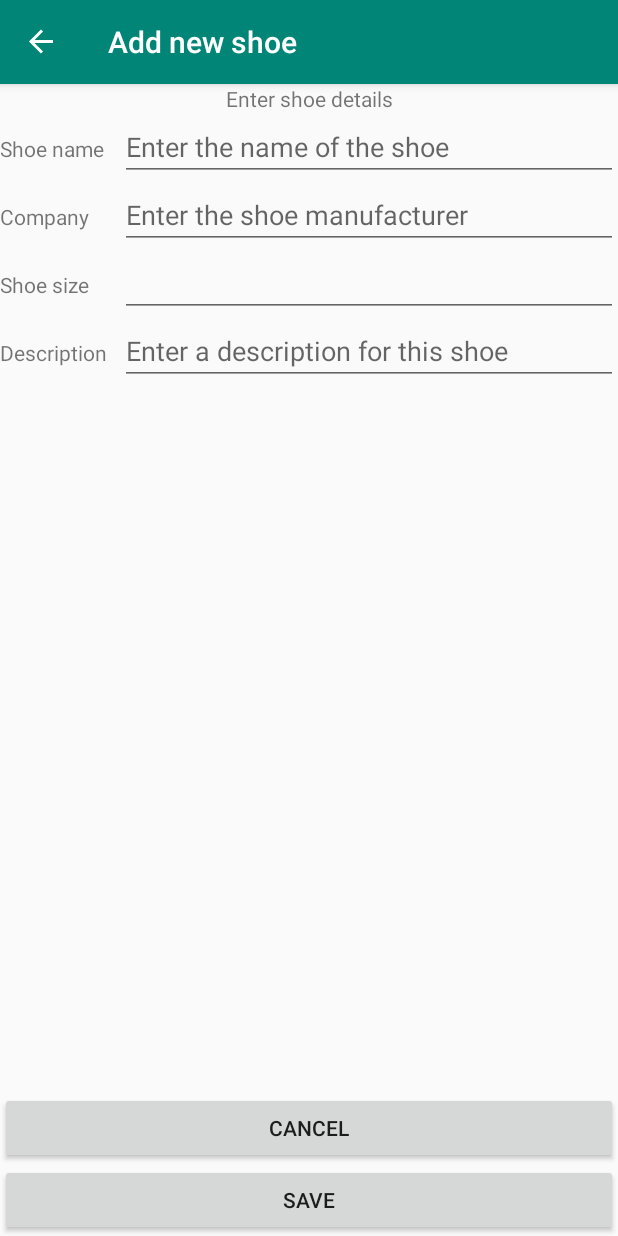
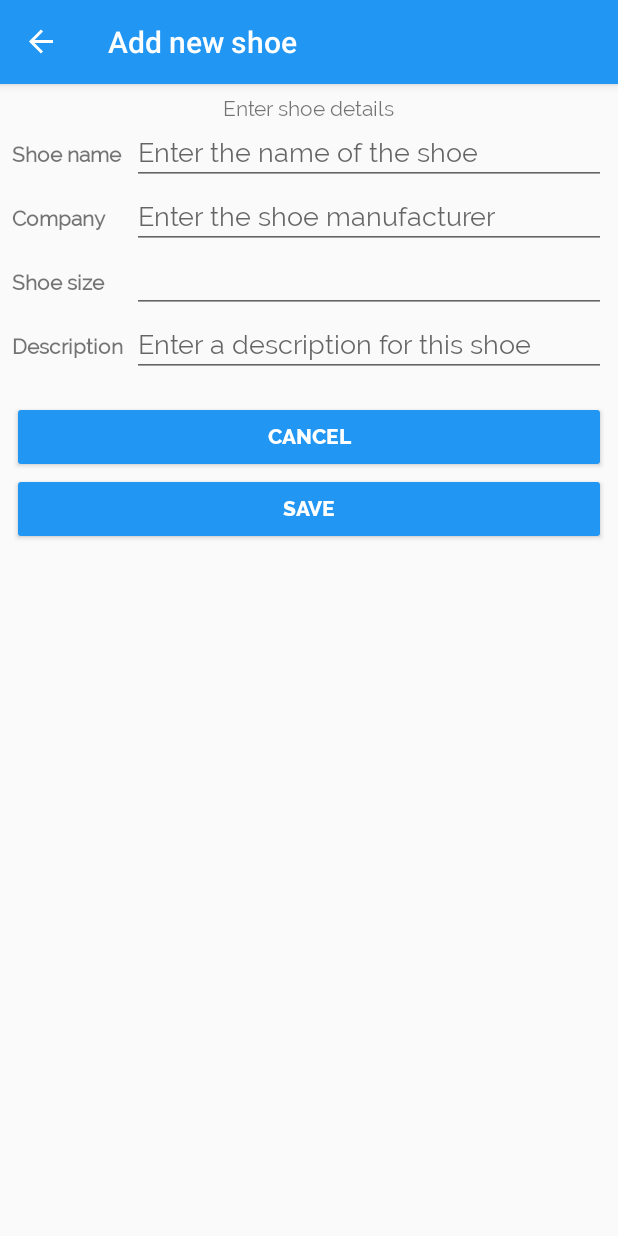
Before and after one commit to gregorl82/Android_ShoeStore, an Android app: the ShoeDetailFragment screen opened through its navigation route, on a phone screen of 412 x 824 dp. Run offline under Robolectric (Android 15) with nearby library versions, the phone set to English and light mode, and no system bars; our stand-ins replace Timber, data binding, navigation-ui.

Commit message:
Updates styling for buttons and field headers

```diff
--- a/app/src/main/java/com/udacity/shoestore/MainActivity.kt
+++ b/app/src/main/java/com/udacity/shoestore/MainActivity.kt
@@ -14,9 +14,6 @@ class MainActivity : AppCompatActivity() {
     /**
      * TODO Update Welcome screen layout, remove green tick icon
      * TODO Add instructions to User Guide screen
-     * TODO Hide keyboard, remove focus on EditTexts
-     * TODO Switch to Material buttons
-     * TODO Update general app styling, fonts, colors, text
      * TODO Update project README
      */
 
--- a/app/src/main/java/com/udacity/shoestore/ui/LoginFragment.kt
+++ b/app/src/main/java/com/udacity/shoestore/ui/LoginFragment.kt
@@ -1,10 +1,12 @@
 package com.udacity.shoestore.ui
 
+import android.app.Activity
 import android.os.Bundle
 import androidx.fragment.app.Fragment
 import android.view.LayoutInflater
 import android.view.View
 import android.view.ViewGroup
+import android.view.inputmethod.InputMethodManager
 import androidx.databinding.DataBindingUtil
 import androidx.navigation.fragment.findNavController
 import com.udacity.shoestore.R
@@ -19,6 +21,18 @@ class LoginFragment : Fragment() {
         savedInstanceState: Bundle?
     ): View? {
         binding = DataBindingUtil.inflate(inflater, R.layout.fragment_login, container, false)
+
+        // Hide keyboard when email and password entry fields are closed
+        binding.emailEditText.setOnFocusChangeListener { _, hasFocus ->
+            if (!hasFocus) {
+                hideKeyboard()
+            }
+        }
+        binding.passwordEditText.setOnFocusChangeListener { _, hasFocus ->
+            if (!hasFocus) {
+                hideKeyboard()
+            }
+        }
 
         binding.nextButton.setOnClickListener {
             navigateToWelcomeScreen()
@@ -35,4 +49,9 @@ class LoginFragment : Fragment() {
         findNavController().navigate(LoginFragmentDirections.actionLoginFragmentToWelcomeFragment())
     }
 
+    private fun hideKeyboard() {
+        val imm = context?.getSystemService(Activity.INPUT_METHOD_SERVICE) as InputMethodManager
+        imm.hideSoftInputFromWindow(view?.windowToken, 0)
+    }
+
 }
--- a/app/src/main/res/layout/fragment_instruction.xml
+++ b/app/src/main/res/layout/fragment_instruction.xml
@@ -27,9 +27,8 @@
 
         <Button
             android:id="@+id/next_button"
-            android:layout_width="match_parent"
-            android:layout_height="wrap_content"
-            android:text="@string/enter"/>
+            style="@style/buttonStyle"
+            android:text="@string/enter" />
 
     </LinearLayout>
 </layout>
--- a/app/src/main/res/layout/fragment_shoe_detail.xml
+++ b/app/src/main/res/layout/fragment_shoe_detail.xml
@@ -15,13 +15,14 @@
     <androidx.constraintlayout.widget.ConstraintLayout
         android:layout_width="match_parent"
         android:layout_height="match_parent"
-        android:orientation="vertical">
+        android:padding="8dp">
 
         <TextView
             android:id="@+id/shoe_entry_title_text"
             android:layout_width="wrap_content"
             android:layout_height="wrap_content"
-            android:text="Enter shoe details"
+            android:fontFamily="@font/raleway"
+            android:text="@string/shoe_entry_header"
             app:layout_constraintEnd_toEndOf="parent"
             app:layout_constraintStart_toStartOf="parent"
             app:layout_constraintTop_toTopOf="parent" />
@@ -30,7 +31,9 @@
             android:id="@+id/shoe_name_label"
             android:layout_width="80dp"
             android:layout_height="wrap_content"
+            android:fontFamily="@font/raleway"
             android:text="@string/shoe_name_label"
+            android:textStyle="bold"
             app:layout_constraintBaseline_toBaselineOf="@id/shoe_name_edit_text"
             app:layout_constraintStart_toStartOf="parent"
             app:layout_constraintTop_toBottomOf="@id/shoe_entry_title_text" />
@@ -39,8 +42,9 @@
             android:id="@+id/shoe_name_edit_text"
             android:layout_width="0dp"
             android:layout_height="wrap_content"
+            android:fontFamily="@font/raleway"
+            android:hint="@string/shoe_name_hint"
             android:text="@={shoe.name}"
-            android:hint="@string/shoe_name_hint"
             app:layout_constraintEnd_toEndOf="parent"
             app:layout_constraintStart_toEndOf="@id/shoe_name_label"
             app:layout_constraintTop_toBottomOf="@id/shoe_entry_title_text" />
@@ -50,7 +54,9 @@
             android:id="@+id/company_label"
             android:layout_width="80dp"
             android:layout_height="wrap_content"
+            android:fontFamily="@font/raleway"
             android:text="@string/company"
+            android:textStyle="bold"
             app:layout_constraintBaseline_toBaselineOf="@+id/company_edit_text"
             app:layout_constraintStart_toStartOf="parent" />
 
@@ -59,9 +65,10 @@
             android:layout_width="0dp"
             android:layout_height="wrap_content"
             android:ems="10"
+            android:fontFamily="@font/raleway"
+            android:hint="@string/company_hint"
             android:inputType="textPersonName"
             android:text="@={shoe.company}"
-            android:hint="@string/company_hint"
             app:layout_constraintEnd_toEndOf="parent"
             app:layout_constraintStart_toEndOf="@+id/company_label"
             app:layout_constraintTop_toBottomOf="@+id/shoe_name_edit_text" />
@@ -70,7 +77,9 @@
             android:id="@+id/shoe_size_label"
             android:layout_width="80dp"
             android:layout_height="wrap_content"
+            android:fontFamily="@font/raleway"
             android:text="@string/shoe_size"
+            android:textStyle="bold"
             app:layout_constraintBaseline_toBaselineOf="@+id/shoe_size_edit_text"
             app:layout_constraintStart_toStartOf="parent" />
 
@@ -78,7 +87,9 @@
             android:id="@+id/shoe_size_edit_text"
             android:layout_width="0dp"
             android:layout_height="wrap_content"
+            android:digits="0123456789."
             android:ems="10"
+            android:fontFamily="@font/raleway"
             android:inputType="numberDecimal"
             android:text="@={`` + shoe.size}"
             app:layout_constraintEnd_toEndOf="parent"
@@ -89,7 +100,9 @@
             android:id="@+id/description_label"
             android:layout_width="80dp"
             android:layout_height="wrap_content"
+            android:fontFamily="@font/raleway"
             android:text="@string/description"
+            android:textStyle="bold"
             app:layout_constraintBaseline_toBaselineOf="@+id/description_edit_text"
             app:layout_constraintStart_toStartOf="parent" />
 
@@ -98,30 +111,30 @@
             android:layout_width="0dp"
             android:layout_height="wrap_content"
             android:ems="10"
+            android:fontFamily="@font/raleway"
+            android:hint="@string/description_hint"
             android:inputType="textPersonName"
             android:text="@={shoe.description}"
-            android:hint="@string/description_hint"
             app:layout_constraintEnd_toEndOf="parent"
             app:layout_constraintStart_toEndOf="@+id/description_label"
             app:layout_constraintTop_toBottomOf="@+id/shoe_size_edit_text" />
 
         <Button
             android:id="@+id/cancel_button"
-            android:layout_width="match_parent"
-            android:layout_height="wrap_content"
+            style="@style/buttonStyle"
+            android:layout_marginTop="16dp"
             android:text="@string/cancel"
-            app:layout_constraintBottom_toTopOf="@id/save_button"
             app:layout_constraintEnd_toEndOf="parent"
-            app:layout_constraintStart_toStartOf="parent" />
+            app:layout_constraintStart_toStartOf="parent"
+            app:layout_constraintTop_toBottomOf="@+id/description_edit_text" />
 
         <Button
             android:id="@+id/save_button"
-            android:layout_width="match_parent"
-            android:layout_height="wrap_content"
+            style="@style/buttonStyle"
             android:text="@string/save"
-            app:layout_constraintBottom_toBottomOf="parent"
             app:layout_constraintEnd_toEndOf="parent"
-            app:layout_constraintStart_toStartOf="parent" />
+            app:layout_constraintStart_toStartOf="parent"
+            app:layout_constraintTop_toBottomOf="@+id/cancel_button" />
 
     </androidx.constraintlayout.widget.ConstraintLayout>
 </layout>
--- a/app/src/main/res/values/colors.xml
+++ b/app/src/main/res/values/colors.xml
@@ -1,6 +1,6 @@
 <?xml version="1.0" encoding="utf-8"?>
 <resources>
-    <color name="colorPrimary">#008577</color>
-    <color name="colorPrimaryDark">#00574B</color>
-    <color name="colorAccent">#D81B60</color>
+    <color name="colorPrimary">#2196F3</color>
+    <color name="colorPrimaryDark">#0069C0</color>
+    <color name="colorAccent">#FF5AF7</color>
 </resources>
--- a/app/src/main/res/values/strings.xml
+++ b/app/src/main/res/values/strings.xml
@@ -16,14 +16,15 @@
     <string name="shoe_list">Shoe list</string>
     <string name="add_new_shoe">Add new shoe</string>
 
-    <!--Menu text-->
+    <!--Menu item text-->
     <string name="logout">Logout</string>
 
-    <!--Screen text-->
+    <!--Onscreen text-->
     <string name="success">Success!</string>
     <string name="placeholder">Click the \'+\' button to start adding shoes</string>
     <string name="shoe_inventory_tracker">Welcome to Shoe Tracker</string>
     <string name="instructions">Instructions</string>
+    <string name="shoe_entry_header">Enter shoe details</string>
 
     <!--Buttons-->
     <string name="next">Next</string>
--- a/app/src/main/res/values/styles.xml
+++ b/app/src/main/res/values/styles.xml
@@ -16,4 +16,12 @@
 
     <style name="AppTheme.PopupOverlay" parent="ThemeOverlay.AppCompat.Light" />
 
+    <style name="buttonStyle">
+        <item name="android:layout_width">match_parent</item>
+        <item name="android:layout_height">wrap_content</item>
+        <item name="android:backgroundTint">#2196F3</item>
+        <item name="android:fontFamily">@font/raleway_extrabold</item>
+        <item name="android:textColor">@android:color/white</item>
+    </style>
+
 </resources>
```
Also changed, not shown: app/src/main/java/com/udacity/shoestore/ui/ShoeDetailFragment.kt (+10 -6 lines), app/src/main/res/layout/fragment_login.xml (+18 -7 lines), app/src/main/res/layout/fragment_welcome.xml (+4 -5 lines), app/src/main/res/font/raleway.ttf (added), app/src/main/res/font/raleway_extrabold.ttf (added).
